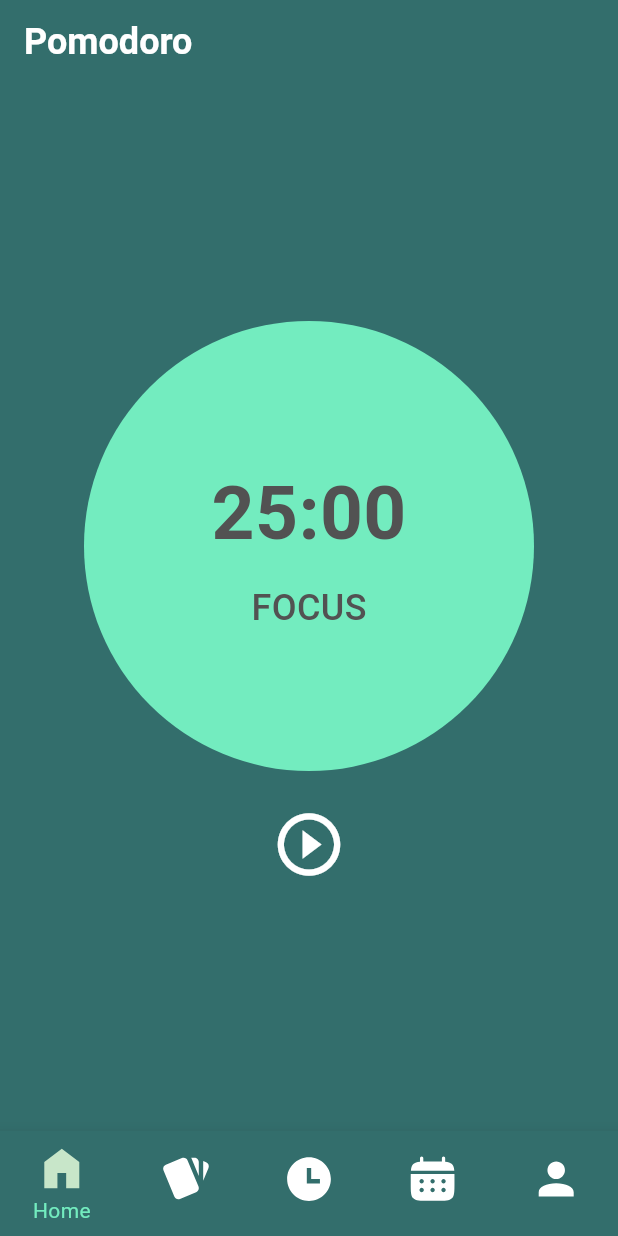
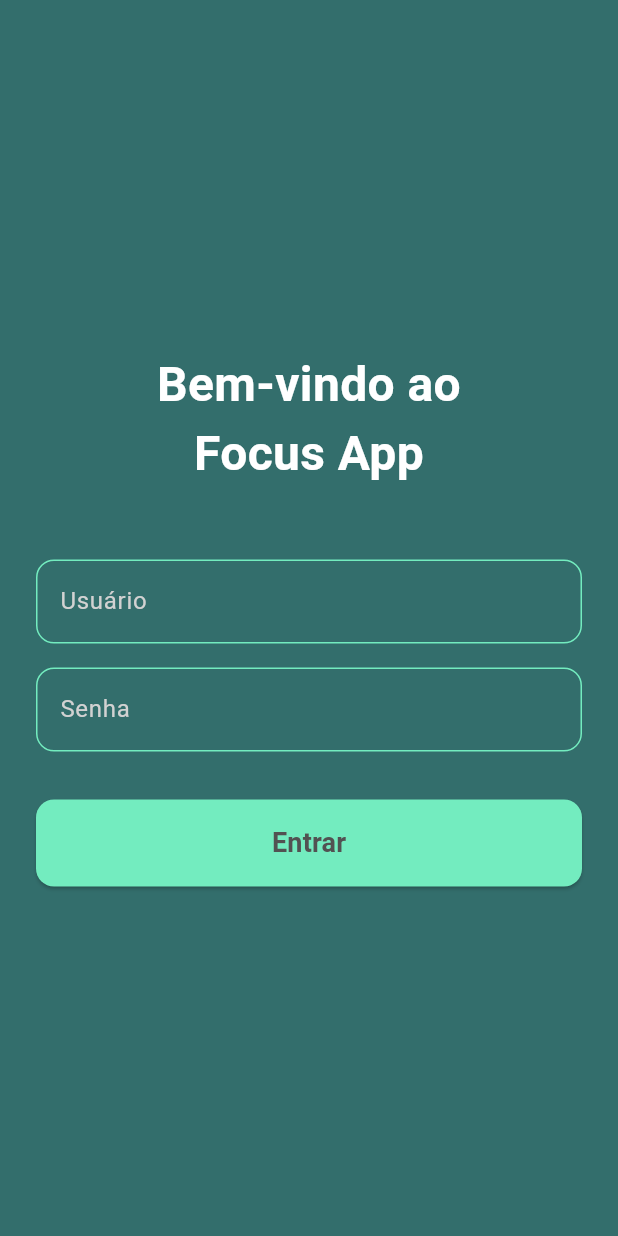
Before and after one commit to Projet-de-Software/front-end, a Flutter app: the screen it shows after launch, on a phone screen of 412 x 824 dp. Run offline on Flutter 3.47's test engine with Material 3 defaults, Android fonts, the phone set to English and light mode, and no system bars; our stand-ins replace flutter_svg, get, shared_preferences, table_calendar.

Commit message:
FEAT: implementação de tela e lógica de login com API

```diff
--- a/lib/app.dart
+++ b/lib/app.dart
@@ -2,6 +2,9 @@ import 'package:flutter/material.dart';
 import 'package:get/get.dart';
 import 'package:pomodoro_app/core/consts/app_route.dart';
 import 'package:pomodoro_app/core/theme/theme_app.dart';
+import 'package:pomodoro_app/feature/auth/data/repositories/auth_repository.dart';
+import 'package:pomodoro_app/feature/auth/presentation/view/login_view.dart';
+import 'package:pomodoro_app/feature/auth/presentation/viewmodels/login_viewmodel.dart';
 import 'package:pomodoro_app/feature/home/presentation/view/flashcards_view.dart';
 import 'package:pomodoro_app/feature/home/presentation/view/home_view.dart';
 import 'package:pomodoro_app/feature/home/presentation/view/monitoramento_view.dart';
@@ -13,15 +16,17 @@ class MyApp extends StatelessWidget {
 
   @override
   Widget build(BuildContext context) {
-    // Inicializando o controller antes da construção do app
+    // Inicializando os controllers antes da construção do app
     Get.put(HomeViewModel());
+    Get.put(LoginViewModel(AuthRepository()));
 
     return GetMaterialApp(
       title: 'Pomodoro App',
       theme: ThemeApp.lightTheme,
       debugShowCheckedModeBanner: false,
-      initialRoute: AppRoute.home,
+      initialRoute: AppRoute.login,
       getPages: [
+        GetPage(name: AppRoute.login, page: () => const LoginView()),
         GetPage(name: AppRoute.home, page: () => HomeView()),
         GetPage(name: AppRoute.pomodoro, page: () => PomodoroView()),
         GetPage(name: AppRoute.flashcards, page: () => FlashcardsView()),
--- /dev/null
+++ b/lib/feature/auth/domain/models/user_model.dart
@@ -0,0 +1,84 @@
+class UserModel {
+  final String id;
+  final String username;
+  final List<FlashCardModel> flashCardModels;
+  final List<TaskModel> taskModels;
+  final bool enabled;
+  final bool accountNonExpired;
+  final bool accountNonLocked;
+  final bool credentialsNonExpired;
+  final List<String> authorities;
+
+  UserModel({
+    required this.id,
+    required this.username,
+    required this.flashCardModels,
+    required this.taskModels,
+    required this.enabled,
+    required this.accountNonExpired,
+    required this.accountNonLocked,
+    required this.credentialsNonExpired,
+    required this.authorities,
+  });
+
+  factory UserModel.fromJson(Map<String, dynamic> json) {
+    return UserModel(
+      id: json['id'],
+      username: json['username'],
+      flashCardModels: (json['flashCardModels'] as List)
+          .map((e) => FlashCardModel.fromJson(e))
+          .toList(),
+      taskModels: (json['taskModels'] as List)
+          .map((e) => TaskModel.fromJson(e))
+          .toList(),
+      enabled: json['enabled'],
+      accountNonExpired: json['accountNonExpired'],
+      accountNonLocked: json['accountNonLocked'],
+      credentialsNonExpired: json['credentialsNonExpired'],
+      authorities: List<String>.from(json['authorities']),
+    );
+  }
+}
+
+class FlashCardModel {
+  final String id;
+  final String question;
+  final String response;
+
+  FlashCardModel({
+    required this.id,
+    required this.question,
+    required this.response,
+  });
+
+  factory FlashCardModel.fromJson(Map<String, dynamic> json) {
+    return FlashCardModel(
+      id: json['id'],
+      question: json['question'],
+      response: json['response'],
+    );
+  }
+}
+
+class TaskModel {
+  final String id;
+  final String title;
+  final String description;
+  final DateTime date;
+
+  TaskModel({
+    required this.id,
+    required this.title,
+    required this.description,
+    required this.date,
+  });
+
+  factory TaskModel.fromJson(Map<String, dynamic> json) {
+    return TaskModel(
+      id: json['id'],
+      title: json['title'],
+      description: json['description'],
+      date: DateTime.parse(json['date']),
+    );
+  }
+}
--- /dev/null
+++ b/lib/feature/auth/presentation/view/login_view.dart
@@ -0,0 +1,62 @@
+import 'package:flutter/material.dart';
+import 'package:get/get.dart';
+import 'package:pomodoro_app/feature/auth/presentation/widgets/custom_buttom.dart';
+import 'package:pomodoro_app/feature/auth/presentation/widgets/custom_text_field_login.dart';
+import '../../../../core/consts/app_colors.dart';
+import '../viewmodels/login_viewmodel.dart';
+
+class LoginView extends GetView<LoginViewModel> {
+  const LoginView({super.key});
+
+  @override
+  Widget build(BuildContext context) {
+    return Scaffold(
+      backgroundColor: AppColors.backgroundColor,
+      body: SafeArea(
+        child: Center(
+          child: SingleChildScrollView(
+            padding: const EdgeInsets.all(24),
+            child: Form(
+              child: Column(
+                mainAxisAlignment: MainAxisAlignment.center,
+                crossAxisAlignment: CrossAxisAlignment.stretch,
+                children: [
+                  const Text(
+                    'Bem-vindo ao\nFocus App',
+                    style: TextStyle(
+                      color: AppColors.primaryTextColor,
+                      fontSize: 32,
+                      fontWeight: FontWeight.bold,
+                    ),
+                    textAlign: TextAlign.center,
+                  ),
+                  const SizedBox(height: 48),
+                  CustomTextFieldForm(
+                    controller: controller,
+                    labelText: 'Usuário',
+                    onChanged: (value) => controller.username = value,
+                    validatorMsg: 'Por favor, insira seu usuário',
+                  ),
+                  const SizedBox(height: 16),
+                  CustomTextFieldForm(
+                    controller: controller,
+                    labelText: 'Senha',
+                    validatorMsg: 'Por favor, insira sua senha',
+                    onChanged: (value) => controller.password = value,
+                    obscureText: true,
+                  ),
+                  const SizedBox(height: 32),
+                  CustomButton(
+                    controller: controller,
+                    onPressed: controller.login,
+                    text: 'Entrar',
+                  ),
+                ],
+              ),
+            ),
+          ),
+        ),
+      ),
+    );
+  }
+}
--- /dev/null
+++ b/lib/feature/auth/presentation/viewmodels/base_form_viewmodel.dart
@@ -0,0 +1,18 @@
+import 'package:get/get.dart';
+
+abstract class BaseFormViewModel extends GetxController {
+  final _isLoading = false.obs;
+  final _errorMessage = RxnString();
+  final _username = ''.obs;
+  final _password = ''.obs;
+
+  bool get isLoading => _isLoading.value;
+  String? get errorMessage => _errorMessage.value;
+  String get username => _username.value;
+  String get password => _password.value;
+
+  set username(String value) => _username.value = value;
+  set password(String value) => _password.value = value;
+  set isLoading(bool value) => _isLoading.value = value;
+  set errorMessage(String? value) => _errorMessage.value = value;
+}
--- /dev/null
+++ b/lib/feature/auth/presentation/widgets/custom_buttom.dart
@@ -0,0 +1,43 @@
+import 'package:flutter/material.dart';
+import 'package:get/get_state_manager/src/rx_flutter/rx_obx_widget.dart';
+import 'package:pomodoro_app/core/consts/app_colors.dart';
+import 'package:pomodoro_app/feature/auth/presentation/viewmodels/base_form_viewmodel.dart';
+
+class CustomButton extends StatelessWidget {
+  const CustomButton({
+    super.key,
+    required this.controller,
+    required this.onPressed,
+    required this.text,
+  });
+
+  final BaseFormViewModel controller;
+  final VoidCallback onPressed;
+  final String text;
+
+  @override
+  Widget build(BuildContext context) {
+    return Obx(
+      () => ElevatedButton(
+        onPressed: controller.isLoading ? null : onPressed,
+        style: ElevatedButton.styleFrom(
+          backgroundColor: AppColors.primaryColor,
+          foregroundColor: AppColors.secondTextColor,
+          padding: const EdgeInsets.symmetric(vertical: 16),
+          shape: RoundedRectangleBorder(
+            borderRadius: BorderRadius.circular(12),
+          ),
+        ),
+        child: controller.isLoading
+            ? const CircularProgressIndicator()
+            : Text(
+                text,
+                style: const TextStyle(
+                  fontSize: 18,
+                  fontWeight: FontWeight.bold,
+                ),
+              ),
+      ),
+    );
+  }
+}
--- /dev/null
+++ b/lib/feature/auth/presentation/widgets/custom_text_field_login.dart
@@ -0,0 +1,56 @@
+import 'package:flutter/material.dart';
+import 'package:pomodoro_app/core/consts/app_colors.dart';
+import 'package:pomodoro_app/feature/auth/presentation/viewmodels/base_form_viewmodel.dart';
+
+class CustomTextFieldForm extends StatelessWidget {
+  const CustomTextFieldForm({
+    super.key,
+    required this.controller,
+    required this.labelText,
+    this.onChanged,
+    required this.validatorMsg,
+    this.obscureText = false,
+  });
+
+  final String labelText;
+  final Function(String)? onChanged;
+  final String validatorMsg;
+  final bool obscureText;
+  final BaseFormViewModel controller;
+
+  @override
+  Widget build(BuildContext context) {
+    return TextFormField(
+      style: const TextStyle(
+        color: AppColors.primaryTextColor,
+      ),
+      decoration: InputDecoration(
+        labelText: labelText,
+        labelStyle: const TextStyle(
+          color: AppColors.subtitleColor,
+        ),
+        enabledBorder: OutlineInputBorder(
+          borderRadius: BorderRadius.circular(12),
+          borderSide: const BorderSide(
+            color: AppColors.primaryColor,
+          ),
+        ),
+        focusedBorder: OutlineInputBorder(
+          borderRadius: BorderRadius.circular(12),
+          borderSide: const BorderSide(
+            color: AppColors.secondColor,
+            width: 2,
+          ),
+        ),
+      ),
+      obscureText: obscureText,
+      onChanged: onChanged,
+      validator: (value) {
+        if (value == null || value.isEmpty) {
+          return validatorMsg;
+        }
+        return null;
+      },
+    );
+  }
+}
```
Also changed, not shown: lib/feature/auth/data/repositories/auth_repository.dart (added, +73 -0 lines), lib/feature/auth/presentation/viewmodels/login_viewmodel.dart (added, +43 -0 lines), lib/feature/auth/presentation/viewmodels/signup_viewmodel.dart (added, +41 -0 lines), pubspec.yaml (+5 -3 lines), pubspec.lock, 10 other files.
